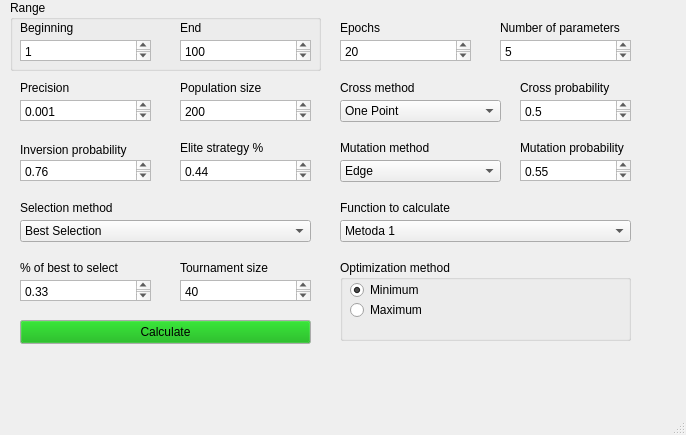
Above: main.ui from AsiaKKK/Genetic-Algoritm before the change. Below: the same form after it.
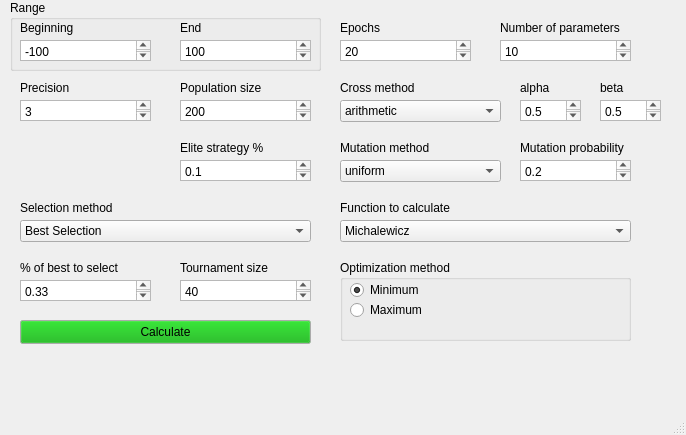
That is the form after the change.

Patch:
```diff
--- a/main.ui
+++ b/main.ui
@@ -25,13 +25,10 @@
     </property>
     <property name="html">
      <string>&lt;!DOCTYPE HTML PUBLIC &quot;-//W3C//DTD HTML 4.0//EN&quot; &quot;http://www.w3.org/TR/REC-html40/strict.dtd&quot;&gt;
-&lt;html&gt;&lt;head&gt;&lt;meta name=&quot;qrichtext&quot; content=&quot;1&quot; /&gt;&lt;meta charset=&quot;utf-8&quot; /&gt;&lt;style type=&quot;text/css&quot;&gt;
+&lt;html&gt;&lt;head&gt;&lt;meta name=&quot;qrichtext&quot; content=&quot;1&quot; /&gt;&lt;style type=&quot;text/css&quot;&gt;
 p, li { white-space: pre-wrap; }
-hr { height: 1px; border-width: 0; }
-li.unchecked::marker { content: &quot;\2610&quot;; }
-li.checked::marker { content: &quot;\2612&quot;; }
-&lt;/style&gt;&lt;/head&gt;&lt;body style=&quot; font-family:'Segoe UI'; font-size:9pt; font-weight:400; font-style:normal;&quot;&gt;
-&lt;p style=&quot; margin-top:0px; margin-bottom:0px; margin-left:0px; margin-right:0px; -qt-block-indent:0; text-indent:0px;&quot;&gt;0.001&lt;/p&gt;&lt;/body&gt;&lt;/html&gt;</string>
+&lt;/style&gt;&lt;/head&gt;&lt;body style=&quot; font-family:'MS Shell Dlg 2'; font-size:8.25pt; font-weight:400; font-style:normal;&quot;&gt;
+&lt;p style=&quot; margin-top:0px; margin-bottom:0px; margin-left:0px; margin-right:0px; -qt-block-indent:0; text-indent:0px;&quot;&gt;&lt;span style=&quot; font-family:'Segoe UI'; font-size:9pt;&quot;&gt;3&lt;/span&gt;&lt;/p&gt;&lt;/body&gt;&lt;/html&gt;</string>
     </property>
    </widget>
    <widget class="QTextEdit" name="epochsTextEdit">
@@ -79,39 +76,16 @@
      <rect>
       <x>520</x>
       <y>100</y>
-      <width>111</width>
+      <width>61</width>
       <height>21</height>
      </rect>
     </property>
     <property name="html">
      <string>&lt;!DOCTYPE HTML PUBLIC &quot;-//W3C//DTD HTML 4.0//EN&quot; &quot;http://www.w3.org/TR/REC-html40/strict.dtd&quot;&gt;
-&lt;html&gt;&lt;head&gt;&lt;meta name=&quot;qrichtext&quot; content=&quot;1&quot; /&gt;&lt;meta charset=&quot;utf-8&quot; /&gt;&lt;style type=&quot;text/css&quot;&gt;
+&lt;html&gt;&lt;head&gt;&lt;meta name=&quot;qrichtext&quot; content=&quot;1&quot; /&gt;&lt;style type=&quot;text/css&quot;&gt;
 p, li { white-space: pre-wrap; }
-hr { height: 1px; border-width: 0; }
-li.unchecked::marker { content: &quot;\2610&quot;; }
-li.checked::marker { content: &quot;\2612&quot;; }
-&lt;/style&gt;&lt;/head&gt;&lt;body style=&quot; font-family:'Segoe UI'; font-size:9pt; font-weight:400; font-style:normal;&quot;&gt;
-&lt;p style=&quot; margin-top:0px; margin-bottom:0px; margin-left:0px; margin-right:0px; -qt-block-indent:0; text-indent:0px;&quot;&gt;0.5&lt;/p&gt;&lt;/body&gt;&lt;/html&gt;</string>
-    </property>
-   </widget>
-   <widget class="QTextEdit" name="inversionProbabilityTextEdit">
-    <property name="geometry">
-     <rect>
-      <x>20</x>
-      <y>160</y>
-      <width>131</width>
-      <height>21</height>
-     </rect>
-    </property>
-    <property name="html">
-     <string>&lt;!DOCTYPE HTML PUBLIC &quot;-//W3C//DTD HTML 4.0//EN&quot; &quot;http://www.w3.org/TR/REC-html40/strict.dtd&quot;&gt;
-&lt;html&gt;&lt;head&gt;&lt;meta name=&quot;qrichtext&quot; content=&quot;1&quot; /&gt;&lt;meta charset=&quot;utf-8&quot; /&gt;&lt;style type=&quot;text/css&quot;&gt;
-p, li { white-space: pre-wrap; }
-hr { height: 1px; border-width: 0; }
-li.unchecked::marker { content: &quot;\2610&quot;; }
-li.checked::marker { content: &quot;\2612&quot;; }
-&lt;/style&gt;&lt;/head&gt;&lt;body style=&quot; font-family:'Segoe UI'; font-size:9pt; font-weight:400; font-style:normal;&quot;&gt;
-&lt;p style=&quot; margin-top:0px; margin-bottom:0px; margin-left:0px; margin-right:0px; -qt-block-indent:0; text-indent:0px;&quot;&gt;0.76&lt;/p&gt;&lt;/body&gt;&lt;/html&gt;</string>
+&lt;/style&gt;&lt;/head&gt;&lt;body style=&quot; font-family:'MS Shell Dlg 2'; font-size:8.25pt; font-weight:400; font-style:normal;&quot;&gt;
+&lt;p style=&quot; margin-top:0px; margin-bottom:0px; margin-left:0px; margin-right:0px; -qt-block-indent:0; text-indent:0px;&quot;&gt;&lt;span style=&quot; font-family:'Segoe UI'; font-size:9pt;&quot;&gt;0.5&lt;/span&gt;&lt;/p&gt;&lt;/body&gt;&lt;/html&gt;</string>
     </property>
    </widget>
    <widget class="QTextEdit" name="eliteStrategyTextEdit">
@@ -125,13 +99,10 @@
     </property>
     <property name="html">
      <string>&lt;!DOCTYPE HTML PUBLIC &quot;-//W3C//DTD HTML 4.0//EN&quot; &quot;http://www.w3.org/TR/REC-html40/strict.dtd&quot;&gt;
-&lt;html&gt;&lt;head&gt;&lt;meta name=&quot;qrichtext&quot; content=&quot;1&quot; /&gt;&lt;meta charset=&quot;utf-8&quot; /&gt;&lt;style type=&quot;text/css&quot;&gt;
+&lt;html&gt;&lt;head&gt;&lt;meta name=&quot;qrichtext&quot; content=&quot;1&quot; /&gt;&lt;style type=&quot;text/css&quot;&gt;
 p, li { white-space: pre-wrap; }
-hr { height: 1px; border-width: 0; }
-li.unchecked::marker { content: &quot;\2610&quot;; }
-li.checked::marker { content: &quot;\2612&quot;; }
-&lt;/style&gt;&lt;/head&gt;&lt;body style=&quot; font-family:'Segoe UI'; font-size:9pt; font-weight:400; font-style:normal;&quot;&gt;
-&lt;p style=&quot; margin-top:0px; margin-bottom:0px; margin-left:0px; margin-right:0px; -qt-block-indent:0; text-indent:0px;&quot;&gt;0.44&lt;/p&gt;&lt;/body&gt;&lt;/html&gt;</string>
+&lt;/style&gt;&lt;/head&gt;&lt;body style=&quot; font-family:'MS Shell Dlg 2'; font-size:8.25pt; font-weight:400; font-style:normal;&quot;&gt;
+&lt;p style=&quot; margin-top:0px; margin-bottom:0px; margin-left:0px; margin-right:0px; -qt-block-indent:0; text-indent:0px;&quot;&gt;&lt;span style=&quot; font-family:'Segoe UI'; font-size:9pt;&quot;&gt;0.1&lt;/span&gt;&lt;/p&gt;&lt;/body&gt;&lt;/html&gt;</string>
     </property>
    </widget>
    <widget class="QGroupBox" name="optimizationMethodGroupBox">
@@ -187,7 +158,7 @@
     </property>
     <item>
      <property name="text">
-      <string>One Point</string>
+      <string>arithmetic</string>
      </property>
     </item>
     <item>
@@ -250,12 +221,12 @@
      <rect>
       <x>520</x>
       <y>80</y>
-      <width>91</width>
+      <width>61</width>
       <height>16</height>
      </rect>
     </property>
     <property name="text">
-     <string>Cross probability</string>
+     <string>alpha</string>
     </property>
    </widget>
    <widget class="QLabel" name="label_9">
@@ -295,13 +266,10 @@
     </property>
     <property name="html">
      <string>&lt;!DOCTYPE HTML PUBLIC &quot;-//W3C//DTD HTML 4.0//EN&quot; &quot;http://www.w3.org/TR/REC-html40/strict.dtd&quot;&gt;
-&lt;html&gt;&lt;head&gt;&lt;meta name=&quot;qrichtext&quot; content=&quot;1&quot; /&gt;&lt;meta charset=&quot;utf-8&quot; /&gt;&lt;style type=&quot;text/css&quot;&gt;
+&lt;html&gt;&lt;head&gt;&lt;meta name=&quot;qrichtext&quot; content=&quot;1&quot; /&gt;&lt;style type=&quot;text/css&quot;&gt;
 p, li { white-space: pre-wrap; }
-hr { height: 1px; border-width: 0; }
-li.unchecked::marker { content: &quot;\2610&quot;; }
-li.checked::marker { content: &quot;\2612&quot;; }
-&lt;/style&gt;&lt;/head&gt;&lt;body style=&quot; font-family:'Segoe UI'; font-size:9pt; font-weight:400; font-style:normal;&quot;&gt;
-&lt;p style=&quot; margin-top:0px; margin-bottom:0px; margin-left:0px; margin-right:0px; -qt-block-indent:0; text-indent:0px;&quot;&gt;5&lt;/p&gt;&lt;/body&gt;&lt;/html&gt;</string>
+&lt;/style&gt;&lt;/head&gt;&lt;body style=&quot; font-family:'MS Shell Dlg 2'; font-size:8.25pt; font-weight:400; font-style:normal;&quot;&gt;
+&lt;p style=&quot; margin-top:0px; margin-bottom:0px; margin-left:0px; margin-right:0px; -qt-block-indent:0; text-indent:0px;&quot;&gt;&lt;span style=&quot; font-family:'Segoe UI'; font-size:9pt;&quot;&gt;10&lt;/span&gt;&lt;/p&gt;&lt;/body&gt;&lt;/html&gt;</string>
     </property>
    </widget>
    <widget class="QLabel" name="label_11">
@@ -317,19 +285,6 @@
      <string>Elite strategy %</string>
     </property>
    </widget>
-   <widget class="QLabel" name="label_12">
-    <property name="geometry">
-     <rect>
-      <x>20</x>
-      <y>140</y>
-      <width>121</width>
-      <height>20</height>
-     </rect>
-    </property>
-    <property name="text">
-     <string>Inversion probability</string>
-    </property>
-   </widget>
    <widget class="QComboBox" name="calculateFunctionComboBox">
     <property name="geometry">
      <rect>
@@ -341,7 +296,7 @@
     </property>
     <item>
      <property name="text">
-      <string>Metoda 1</string>
+      <string>Michalewicz</string>
      </property>
     </item>
     <item>
@@ -399,13 +354,10 @@
      </property>
      <property name="html">
       <string>&lt;!DOCTYPE HTML PUBLIC &quot;-//W3C//DTD HTML 4.0//EN&quot; &quot;http://www.w3.org/TR/REC-html40/strict.dtd&quot;&gt;
-&lt;html&gt;&lt;head&gt;&lt;meta name=&quot;qrichtext&quot; content=&quot;1&quot; /&gt;&lt;meta charset=&quot;utf-8&quot; /&gt;&lt;style type=&quot;text/css&quot;&gt;
+&lt;html&gt;&lt;head&gt;&lt;meta name=&quot;qrichtext&quot; content=&quot;1&quot; /&gt;&lt;style type=&quot;text/css&quot;&gt;
 p, li { white-space: pre-wrap; }
-hr { height: 1px; border-width: 0; }
-li.unchecked::marker { content: &quot;\2610&quot;; }
-li.checked::marker { content: &quot;\2612&quot;; }
-&lt;/style&gt;&lt;/head&gt;&lt;body style=&quot; font-family:'Segoe UI'; font-size:9pt; font-weight:400; font-style:normal;&quot;&gt;
-&lt;p style=&quot; margin-top:0px; margin-bottom:0px; margin-left:0px; margin-right:0px; -qt-block-indent:0; text-indent:0px;&quot;&gt;1&lt;/p&gt;&lt;/body&gt;&lt;/html&gt;</string>
+&lt;/style&gt;&lt;/head&gt;&lt;body style=&quot; font-family:'MS Shell Dlg 2'; font-size:8.25pt; font-weight:400; font-style:normal;&quot;&gt;
+&lt;p style=&quot; margin-top:0px; margin-bottom:0px; margin-left:0px; margin-right:0px; -qt-block-indent:0; text-indent:0px;&quot;&gt;&lt;span style=&quot; font-family:'Segoe UI'; font-size:9pt;&quot;&gt;-100&lt;/span&gt;&lt;/p&gt;&lt;/body&gt;&lt;/html&gt;</string>
      </property>
     </widget>
     <widget class="QLabel" name="label_2">
@@ -453,13 +405,10 @@
     </property>
     <property name="html">
      <string>&lt;!DOCTYPE HTML PUBLIC &quot;-//W3C//DTD HTML 4.0//EN&quot; &quot;http://www.w3.org/TR/REC-html40/strict.dtd&quot;&gt;
-&lt;html&gt;&lt;head&gt;&lt;meta name=&quot;qrichtext&quot; content=&quot;1&quot; /&gt;&lt;meta charset=&quot;utf-8&quot; /&gt;&lt;style type=&quot;text/css&quot;&gt;
+&lt;html&gt;&lt;head&gt;&lt;meta name=&quot;qrichtext&quot; content=&quot;1&quot; /&gt;&lt;style type=&quot;text/css&quot;&gt;
 p, li { white-space: pre-wrap; }
-hr { height: 1px; border-width: 0; }
-li.unchecked::marker { content: &quot;\2610&quot;; }
-li.checked::marker { content: &quot;\2612&quot;; }
-&lt;/style&gt;&lt;/head&gt;&lt;body style=&quot; font-family:'Segoe UI'; font-size:9pt; font-weight:400; font-style:normal;&quot;&gt;
-&lt;p style=&quot; margin-top:0px; margin-bottom:0px; margin-left:0px; margin-right:0px; -qt-block-indent:0; text-indent:0px;&quot;&gt;0.55&lt;/p&gt;&lt;/body&gt;&lt;/html&gt;</string>
+&lt;/style&gt;&lt;/head&gt;&lt;body style=&quot; font-family:'MS Shell Dlg 2'; font-size:8.25pt; font-weight:400; font-style:normal;&quot;&gt;
+&lt;p style=&quot; margin-top:0px; margin-bottom:0px; margin-left:0px; margin-right:0px; -qt-block-indent:0; text-indent:0px;&quot;&gt;&lt;span style=&quot; font-family:'Segoe UI'; font-size:9pt;&quot;&gt;0.2&lt;/span&gt;&lt;/p&gt;&lt;/body&gt;&lt;/html&gt;</string>
     </property>
    </widget>
    <widget class="QLabel" name="label_8">
@@ -486,7 +435,7 @@
     </property>
     <item>
      <property name="text">
-      <string>Edge</string>
+      <string>uniform</string>
      </property>
     </item>
     <item>
@@ -728,6 +677,36 @@
      <string/>
     </property>
    </widget>
+   <widget class="QTextEdit" name="crossProbabilityTextEdit_2">
+    <property name="geometry">
+     <rect>
+      <x>600</x>
+      <y>100</y>
+      <width>61</width>
+      <height>21</height>
+     </rect>
+    </property>
+    <property name="html">
+     <string>&lt;!DOCTYPE HTML PUBLIC &quot;-//W3C//DTD HTML 4.0//EN&quot; &quot;http://www.w3.org/TR/REC-html40/strict.dtd&quot;&gt;
+&lt;html&gt;&lt;head&gt;&lt;meta name=&quot;qrichtext&quot; content=&quot;1&quot; /&gt;&lt;style type=&quot;text/css&quot;&gt;
+p, li { white-space: pre-wrap; }
+&lt;/style&gt;&lt;/head&gt;&lt;body style=&quot; font-family:'MS Shell Dlg 2'; font-size:8.25pt; font-weight:400; font-style:normal;&quot;&gt;
+&lt;p style=&quot; margin-top:0px; margin-bottom:0px; margin-left:0px; margin-right:0px; -qt-block-indent:0; text-indent:0px;&quot;&gt;&lt;span style=&quot; font-family:'Segoe UI'; font-size:9pt;&quot;&gt;0.5&lt;/span&gt;&lt;/p&gt;&lt;/body&gt;&lt;/html&gt;</string>
+    </property>
+   </widget>
+   <widget class="QLabel" name="label_12">
+    <property name="geometry">
+     <rect>
+      <x>600</x>
+      <y>80</y>
+      <width>61</width>
+      <height>16</height>
+     </rect>
+    </property>
+    <property name="text">
+     <string>beta</string>
+    </property>
+   </widget>
   </widget>
   <widget class="QMenuBar" name="menubar">
    <property name="geometry">
```
Left out of the diff: 88 changed lines with no effect on the pictures.
